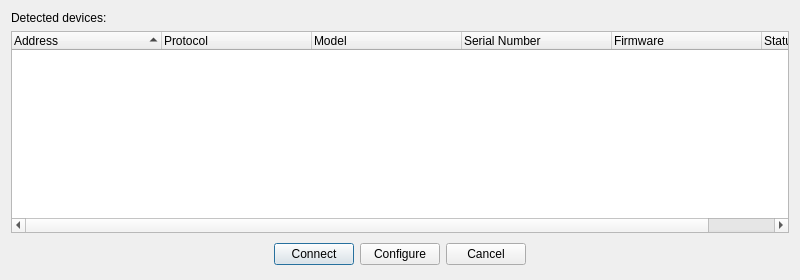
Before: the Qt Designer form nvcom/connectiondialog.ui in nerian-vision/nerian-vision-software, drawn with Qt 5.
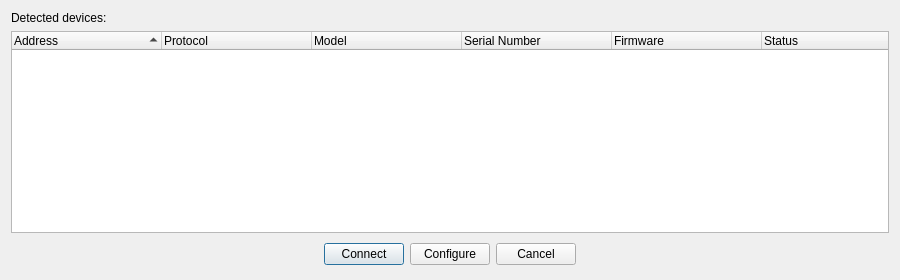
After: the same form once the commit is applied.

Commit message: NVCom: device list tweak

```diff
--- a/nvcom/connectiondialog.ui
+++ b/nvcom/connectiondialog.ui
@@ -6,7 +6,7 @@
    <rect>
     <x>0</x>
     <y>0</y>
-    <width>800</width>
+    <width>900</width>
     <height>280</height>
    </rect>
   </property>
```
The commit also changes 1 other file.
